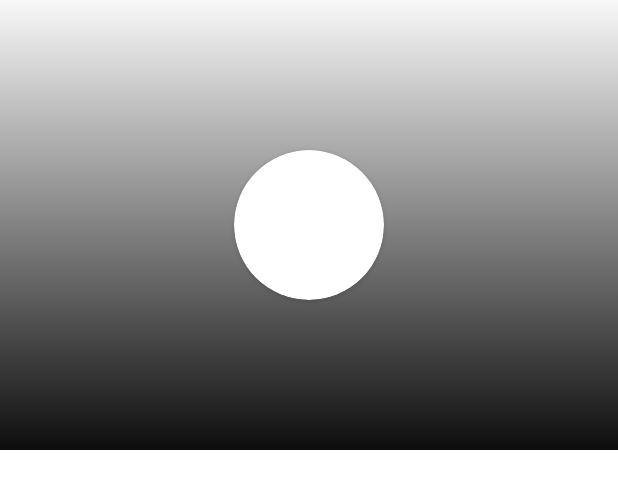
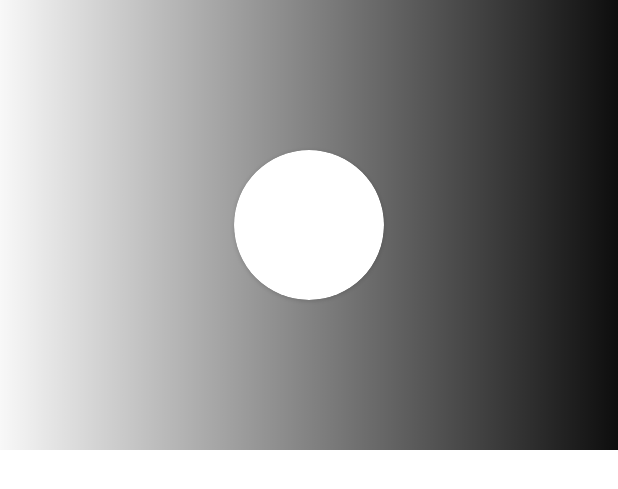
Before and after one commit to SartMax/kinopoisk, an Android app: the layout item_films.xml on its own in the app's theme, with its tools: preview values and no code run, on a phone screen of 412 x 824 dp. Shown: the top 489 px of the screen. Run offline under Robolectric (Android 15) with nearby library versions, the phone set to English and light mode, and no system bars.

Commit message:
fixed linear gradient angle crash

```diff
--- a/app/src/main/res/drawable/back_favorite_movie.xml
+++ b/app/src/main/res/drawable/back_favorite_movie.xml
@@ -3,7 +3,7 @@
     <item>
         <shape android:shape="rectangle">
 
-            <gradient android:startColor="#07000000" android:angle="1" android:endColor="#F2000000"/>
+            <gradient android:startColor="#07000000" android:angle="0" android:endColor="#F2000000"/>
         </shape>
     </item>
 </selector>
--- a/app/src/main/res/drawable/back_for_back_poster.xml
+++ b/app/src/main/res/drawable/back_for_back_poster.xml
@@ -2,7 +2,7 @@
 <selector xmlns:android="http://schemas.android.com/apk/res/android">
     <item>
         <shape android:shape="rectangle">
-            <gradient android:angle="1"/>
+            <gradient android:angle="0"/>
             <gradient android:endColor="#000000" android:startColor="#3E535151" />
         </shape>
     </item>
--- a/app/src/main/res/drawable/background_for_backposter.xml
+++ b/app/src/main/res/drawable/background_for_backposter.xml
@@ -2,7 +2,7 @@
 <selector xmlns:android="http://schemas.android.com/apk/res/android">
     <item>
         <shape android:shape="rectangle">
-            <gradient android:startColor="#08000000" android:angle="1" android:endColor="@color/black"/>
+            <gradient android:startColor="#08000000" android:angle="0" android:endColor="@color/black"/>
         </shape>
     </item>
 </selector>
--- a/app/src/main/res/drawable/read_more_description.xml
+++ b/app/src/main/res/drawable/read_more_description.xml
@@ -3,7 +3,7 @@
 <item>
     <shape android:shape="rectangle">
         <corners android:topLeftRadius="10dp" android:topRightRadius="10dp"/>
-        <gradient android:startColor="#D8FFFFFF" android:angle="1" android:endColor="@color/white"/>
+        <gradient android:startColor="#D8FFFFFF" android:angle="0" android:endColor="@color/white"/>
     </shape>
 </item>
 </selector>
```
